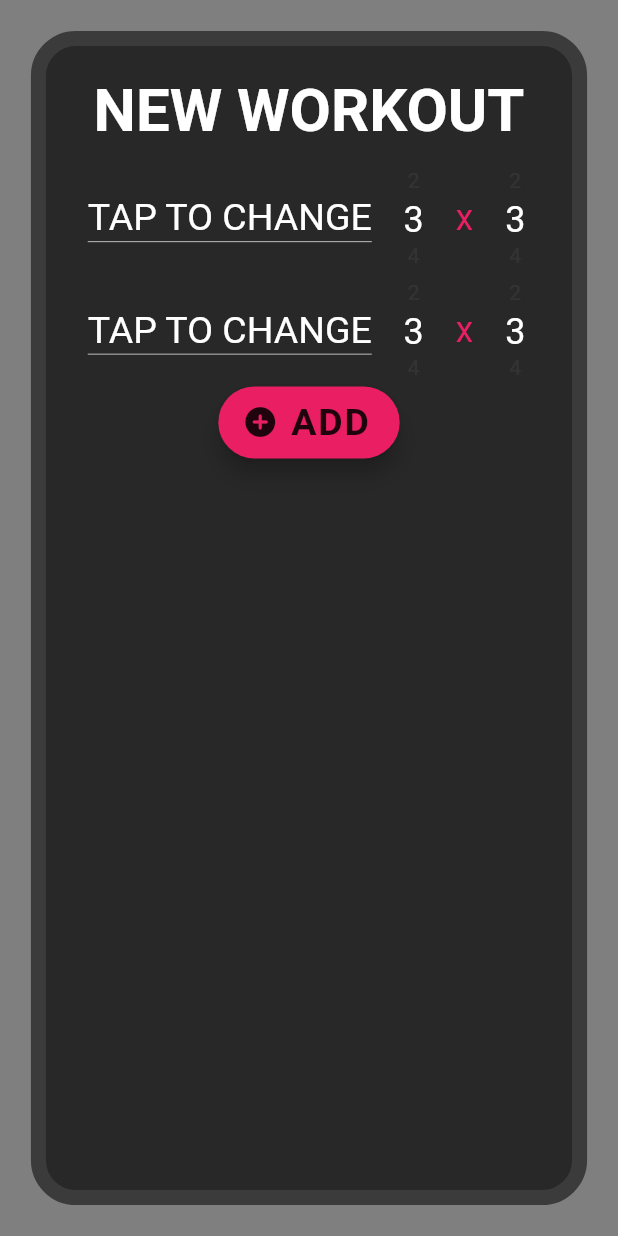
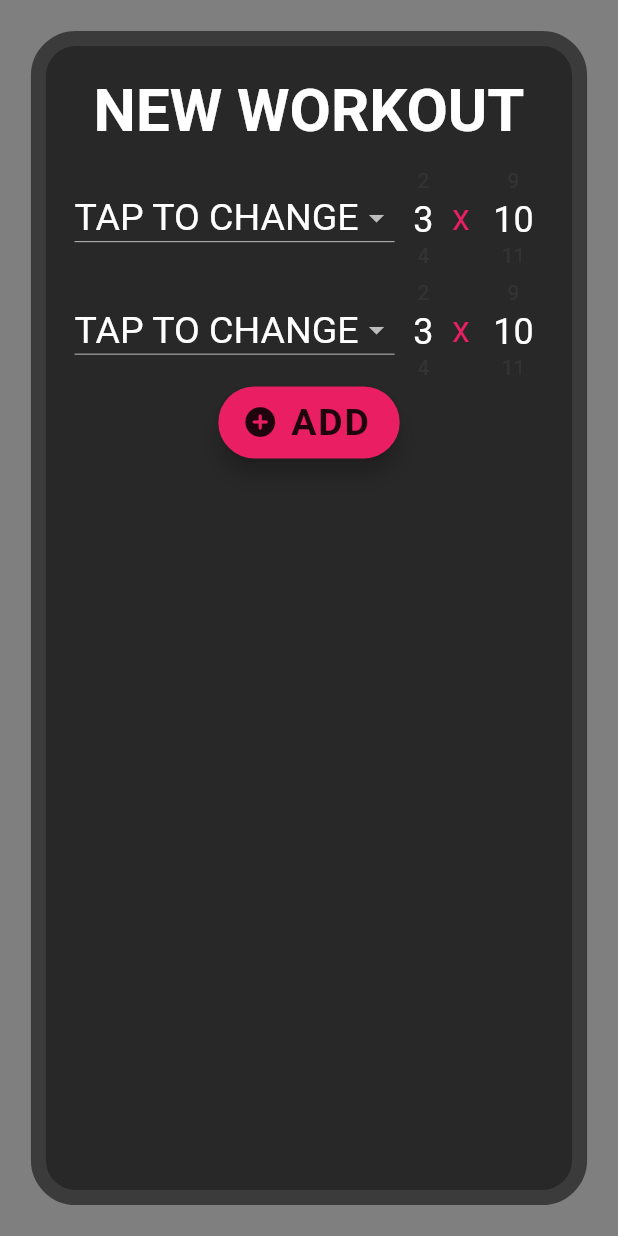
Before and after one commit to Skeetztoon/WorkoutDiary, a Flutter app: the NewWorkout screen opened directly, on a phone screen of 412 x 824 dp. Run offline on Flutter 3.47's test engine with Material 2 defaults, Android fonts, the phone set to English and light mode, and no system bars; drawn by our look-alikes of numberpicker; our stand-ins replace cloud_firestore, firebase_core, flutter_heatmap_calendar, page_transition; accounts and stored records are empty.

Commit message:
Added exercises select listview to newWorkout page

```diff
--- a/lib/cards/exercise_card.dart
+++ b/lib/cards/exercise_card.dart
@@ -1,3 +1,4 @@
+import 'package:cloud_firestore/cloud_firestore.dart';
 import 'package:flutter/material.dart';
 import 'package:flutter/services.dart';
 import 'package:numberpicker/numberpicker.dart';
@@ -9,12 +10,12 @@ class ExerciseCard extends StatefulWidget {
   State<ExerciseCard> createState() => _ExerciseCardState();
 }
 
+class _ExerciseCardState extends State<ExerciseCard> {
+  int _currentSetsNumberPickerValue = 3;
+  int _currentRepsNumberPickerValue = 10;
 
-int _currentNumberPickerValue = 3;
+  String? selectedExersice;
 
-class _ExerciseCardState extends State<ExerciseCard> {
-
-  String? dropdownValue;
   @override
   Widget build(BuildContext context) {
     return SizedBox(
@@ -22,64 +23,77 @@ class _ExerciseCardState extends State<ExerciseCard> {
       child: Row(
         mainAxisAlignment: MainAxisAlignment.spaceEvenly,
         children: <Widget>[
-          DropdownButton(
-            style: const TextStyle(color: Colors.white, fontSize: 25),
-            dropdownColor: const Color(0xFF3b3b3b),
-            value: dropdownValue,
-              icon: const Visibility(
-                visible: false,
-                child: Icon(Icons.arrow_downward),
+            StreamBuilder<QuerySnapshot>(
+              stream: FirebaseFirestore.instance
+                  .collection("ExercisesList")
+                  .snapshots(),
+              builder: (context, snapshot) {
+                List<DropdownMenuItem> exerciseItems = [];
+                if (!snapshot.hasData) {
+                  // return const Text("Loading");
+                  const CircularProgressIndicator();
+                } else {
+                  final exercises = snapshot.data?.docs.reversed.toList();
+
+                  for (var exercise in exercises!) {
+                    exerciseItems.add(
+                      DropdownMenuItem(
+                        value: exercise.id,
+                        child: Text(exercise["Label"]),
                       ),
+                    );
+                  }
+                }
+                return DropdownButton(
                     hint: const Text(
                           "TAP TO CHANGE",
                           style: TextStyle(color: Colors.white, fontSize: 25),
                         ),
-              items: const [
-                DropdownMenuItem<String>(
-                  value: "Arm",
-                  child: Text("Arm"),
+                    isExpanded: false,
+                    value: selectedExersice,
+                    items: exerciseItems,
+                    onChanged: (exerciseValue) {
+                      setState(() {
+                        selectedExersice = exerciseValue;
+                      });
+                    });
+              },
             ),
-                DropdownMenuItem<String>(
-                  value: "Leg",
-                  child: Text("Leg"),
-                )
-              ],
-              onChanged: (value) {
-                setState(() {
-                  dropdownValue = value!;
-                });
-              }),
-          // TextField(
-          //   decoration:
-          //       new InputDecoration(labelText: "Enter your number"),
-          //   keyboardType: TextInputType.number,
-          //   inputFormatters: <TextInputFormatter>[
-          //     FilteringTextInputFormatter.digitsOnly
-          //   ], // Only numbers can be entered
-          // ),
-          SizedBox(width: 20,
+
+          SizedBox(
+            width: 20,
             child: NumberPicker(
-              value: _currentNumberPickerValue,
+              value: _currentSetsNumberPickerValue,
               minValue: 1,
               maxValue: 10,
               itemHeight: 25,
               textStyle: TextStyle(color: Colors.white.withOpacity(0.05)),
-              selectedTextStyle: const TextStyle(color: Colors.white, fontSize: 24),
-              onChanged: (value) => setState(() => _currentNumberPickerValue = value),
+              selectedTextStyle:
+                  const TextStyle(color: Colors.white, fontSize: 24),
+              onChanged: (value) =>
+                  setState(() => _currentSetsNumberPickerValue = value),
             ),
           ),
-          const Text("x", style: TextStyle(color: Colors.pink, fontSize: 24),),
-          SizedBox(width: 20,
+          const Text(
+            "x",
+            style: TextStyle(color: Colors.pink, fontSize: 24),
+          ),
+          SizedBox(
+            width: 40,
             child: NumberPicker(
-              value: _currentNumberPickerValue,
+              value: _currentRepsNumberPickerValue,
               minValue: 1,
-              maxValue: 10,
+              maxValue: 30,
               itemHeight: 25,
               textStyle: TextStyle(color: Colors.white.withOpacity(0.05)),
-              selectedTextStyle: const TextStyle(color: Colors.white, fontSize: 24),
-              onChanged: (value) => setState(() => _currentNumberPickerValue = value),
+              selectedTextStyle:
+                  const TextStyle(color: Colors.white, fontSize: 24),
+              onChanged: (value) =>
+                  setState(() => _currentRepsNumberPickerValue = value),
             ),
           ),
+
+
         ],
       ),
     );
--- a/lib/pages/exerciseList_page.dart
+++ b/lib/pages/exerciseList_page.dart
@@ -1,7 +1,7 @@
 import 'package:cloud_firestore/cloud_firestore.dart';
 import 'package:flutter/material.dart';
 import 'package:task_app_flutter/cards/exerciseItem_card.dart';
-import 'package:task_app_flutter/forms/newExercise_form.dart';
+import 'package:task_app_flutter/forms/createExercise_form.dart';
 
 
 class ExerciseList extends StatefulWidget {
--- a/lib/pages/home_page.dart
+++ b/lib/pages/home_page.dart
@@ -4,7 +4,7 @@ import 'package:page_transition/page_transition.dart';
 import 'package:task_app_flutter/pages/exerciseList_page.dart';
 import 'package:task_app_flutter/pages/my_heat_map.dart';
 
-import 'new_workout.dart';
+import 'new_workout_page.dart';
 
 class HomePage extends StatefulWidget {
   const HomePage({super.key});
--- a/lib/pages/initial_page.dart
+++ b/lib/pages/initial_page.dart
@@ -1,5 +1,5 @@
 import 'package:flutter/material.dart';
-import 'package:task_app_flutter/pages/new_workout.dart';
+import 'package:task_app_flutter/pages/new_workout_page.dart';
 import 'package:task_app_flutter/pages/sessions_list.dart';
 import 'package:page_transition/page_transition.dart';
 
--- a/lib/pages/new_workout.dart
+++ b/lib/pages/new_workout_page.dart
@@ -78,7 +78,7 @@ class _NewWorkoutState extends State<NewWorkout> with TickerProviderStateMixin {
                 const SizedBox(height: 10,),
 
                 ConstrainedBox(
-                  constraints: const BoxConstraints(maxHeight: 300),
+                  constraints: const BoxConstraints(maxHeight: 500),
                   child: ListView.builder(
                     reverse: true,
                           shrinkWrap: true,
@@ -87,6 +87,7 @@ class _NewWorkoutState extends State<NewWorkout> with TickerProviderStateMixin {
                     return const ExerciseCard();
                       }),
                 ),
+
                 FloatingActionButton.extended(
                   //                       КНОПКА
                   label: const Text(
```
Also changed, not shown: lib/forms/createExercise_form.dart (renamed from lib/forms/newExercise_form.dart), 1 other file. Lines whose indentation alone changed are shown as unchanged.
